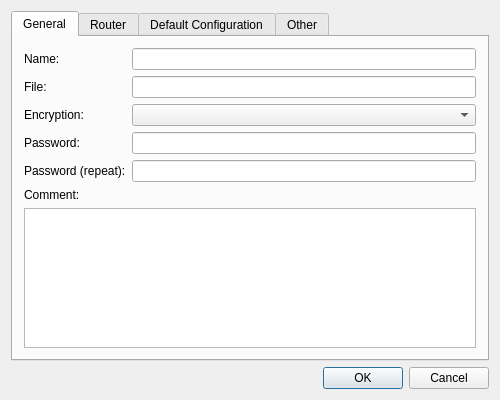
Before: the Qt Designer form source/console/address_book_dialog.ui in dchapyshev/aspia, drawn with Qt 5.
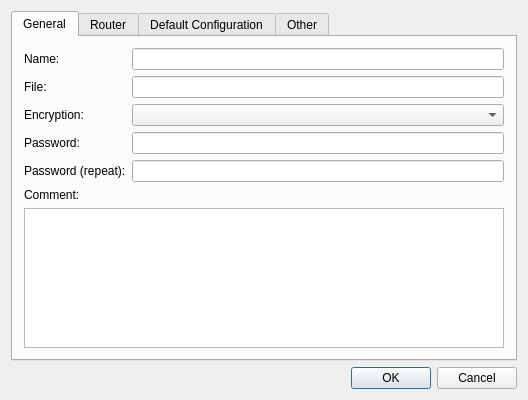
After: the same form once the commit is applied. Icons and pictures are not drawn.

Patch:
```diff
--- a/source/console/address_book_dialog.ui
+++ b/source/console/address_book_dialog.ui
@@ -9,7 +9,7 @@
    <rect>
     <x>0</x>
     <y>0</y>
-    <width>500</width>
+    <width>528</width>
     <height>400</height>
    </rect>
   </property>
```
